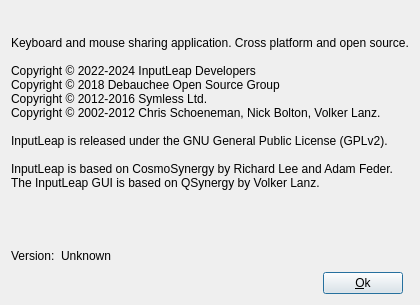
This is src/gui/src/AboutDialog.ui in BigOreo/BlueBridge as Qt 5 draws it before an edit. The edited form follows.
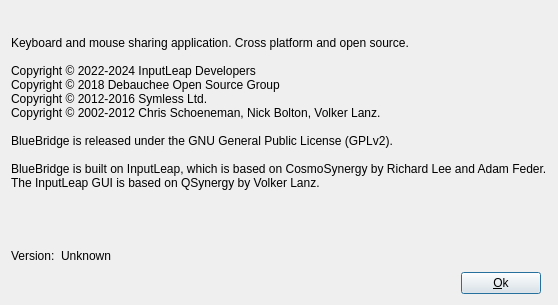
This is the edited form.

Commit message:
Show the BlueBridge name and icon everywhere
Rename the app in every window, message, menu and tray tooltip, the
installer (name, shortcuts, setup file, firewall rule, service display
name), the Windows file details, the Mac and Linux app names and the
policy templates. Every window, including the setup wizard, now shows
the BlueBridge icon in its title bar.

Internal names stay as they were so upgrades keep working: the program
files, the service name, the settings and policy registry keys and the
data folder. The installer removes the old shortcuts and firewall rule.

The edit to the form file:
```diff
--- a/src/gui/src/AboutDialog.ui
+++ b/src/gui/src/AboutDialog.ui
@@ -44,8 +44,8 @@
 Copyright © 2018 Debauchee Open Source Group&lt;br /&gt;
 Copyright © 2012-2016 Symless Ltd.&lt;br /&gt;
 Copyright © 2002-2012 Chris Schoeneman, Nick Bolton, Volker Lanz.&lt;br /&gt;&lt;br /&gt;
-InputLeap is released under the GNU General Public License (GPLv2).&lt;br /&gt;&lt;br /&gt;
-InputLeap is based on CosmoSynergy by Richard Lee and Adam Feder.&lt;br /&gt;
+BlueBridge is released under the GNU General Public License (GPLv2).&lt;br /&gt;&lt;br /&gt;
+BlueBridge is built on InputLeap, which is based on CosmoSynergy by Richard Lee and Adam Feder.&lt;br /&gt;
 The InputLeap GUI is based on QSynergy by Volker Lanz.
 &lt;/p&gt;</string>
      </property>
```
Left out of the diff: 2 changed lines with no effect on the pictures. The commit also changes 31 other files.
